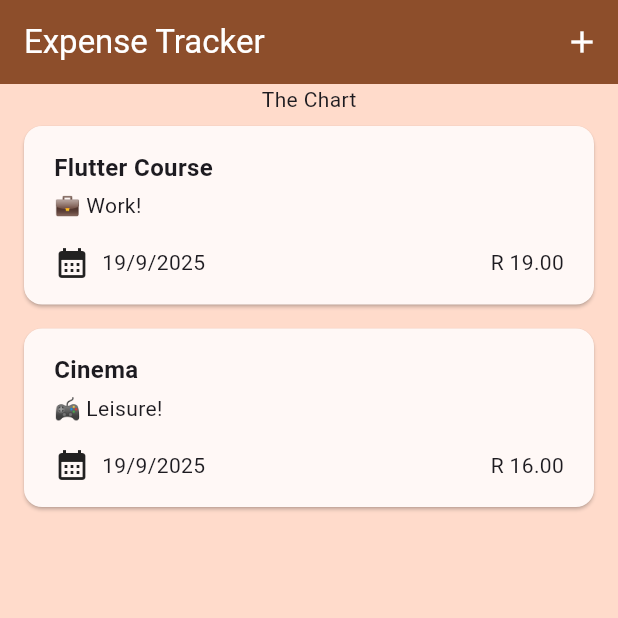
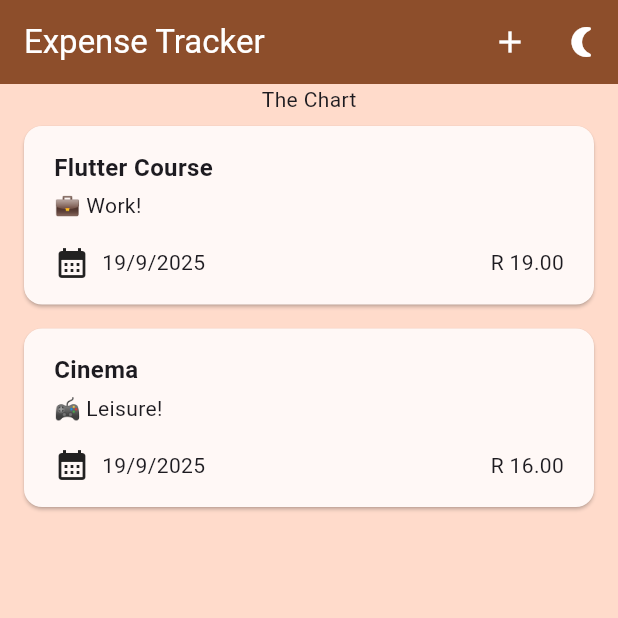
Before and after one commit to ChrisJoshRoberts/flutter-expense-tracker, a Flutter app: the screen it shows after launch, on a phone screen of 412 x 824 dp, the top half of it. Run offline on Flutter 3.47's test engine with Material 3 defaults, Android fonts, the phone set to English and light mode, and no system bars.

Commit message:
adding theme and function to change theme

```diff
--- a/lib/expenses.dart
+++ b/lib/expenses.dart
@@ -4,7 +4,8 @@ import 'package:flutter/material.dart';
 import 'package:expense_tracker/models/expense.dart';
 
 class Expenses extends StatefulWidget {
-  const Expenses({super.key});
+  final void Function() changeTheme;
+  const Expenses(this.changeTheme,{super.key});
 
   @override
   State<Expenses> createState() {
@@ -66,6 +67,8 @@ class _ExpensesState extends State<Expenses> {
     );
   }
 
+
+
   @override
   Widget build(context) {
     Widget mainContent = const Center(
@@ -83,6 +86,14 @@ class _ExpensesState extends State<Expenses> {
             onPressed: _openAddExpenseOverlay,
             icon: const Icon(Icons.add),
           ),
+          IconButton(
+            onPressed: widget.changeTheme,
+            icon: Icon(
+              Theme.of(context).brightness == Brightness.dark
+                  ? Icons.wb_sunny
+                  : Icons.nightlight_round,
+            ),
+          ),
         ],
       ),
       body: Column(
--- a/lib/main.dart
+++ b/lib/main.dart
@@ -4,10 +4,35 @@ import 'package:expense_tracker/expenses.dart';
 
 var kColorScheme = ColorScheme.fromSeed(seedColor: Colors.amber.shade900);
 
+var kDarkColorScheme = ColorScheme.fromSeed(
+  brightness: Brightness.dark,
+  seedColor: Colors.amber,
+);
+
 void main() {
   runApp(
-    MaterialApp(
-      home: Expenses(),
+    MyApp(),
+  );
+}
+
+class MyApp extends StatefulWidget {
+  const MyApp({super.key});
+
+  @override
+  State<MyApp> createState() => _MyAppState();
+}
+
+class _MyAppState extends State<MyApp> {
+  ThemeMode theme = ThemeMode.light;
+    void _changeTheme() {
+    setState(() {
+      theme = theme == ThemeMode.light ? ThemeMode.dark : ThemeMode.light;
+    });
+  }
+  @override
+  Widget build(BuildContext context) {
+    return MaterialApp(
+      home: Expenses(_changeTheme),
       theme: ThemeData().copyWith(
         scaffoldBackgroundColor: kColorScheme.primaryContainer,
         colorScheme: kColorScheme,
@@ -17,6 +42,24 @@ void main() {
         ),
         cardTheme: CardThemeData().copyWith(color: kColorScheme.surfaceBright),
       ),
-    ),
-  );
+      darkTheme: ThemeData.dark().copyWith(
+        colorScheme: kDarkColorScheme,
+        cardTheme: CardThemeData().copyWith(
+          color: kDarkColorScheme.surfaceBright,
+        ),
+        dropdownMenuTheme: DropdownMenuThemeData().copyWith(
+          textStyle: TextStyle(color: kDarkColorScheme.onSurface),
+          menuStyle: MenuStyle().copyWith(
+            backgroundColor: WidgetStatePropertyAll(
+              kDarkColorScheme.surfaceBright,
+            ),
+            surfaceTintColor: WidgetStatePropertyAll(
+              kDarkColorScheme.surfaceTint,
+            ),
+          ),
+        ),
+      ),
+      themeMode: theme,
+    );
+  }
 }
--- a/lib/widgets/new_expense.dart
+++ b/lib/widgets/new_expense.dart
@@ -128,12 +128,18 @@ class _NewExpenseState extends State<NewExpense> {
             child: Row(
               children: [
                 DropdownButton<expense_model.Category>(
+                  dropdownColor: Theme.of(context).colorScheme.surfaceBright,
+
                   value: _SelectedCategory,
                   hint: Text('Select Category'),
                   items: expense_model.Category.values.map((item) {
                     return DropdownMenuItem<expense_model.Category>(
                       value: item,
-                      child: Text(item.name),
+                      child: Text(
+                        style: TextStyle(
+                          color: Theme.of(context).colorScheme.onSurface,
+                        ),
+                        item.name),
                     );
                   }).toList(),
                   onChanged: (value) {
```
